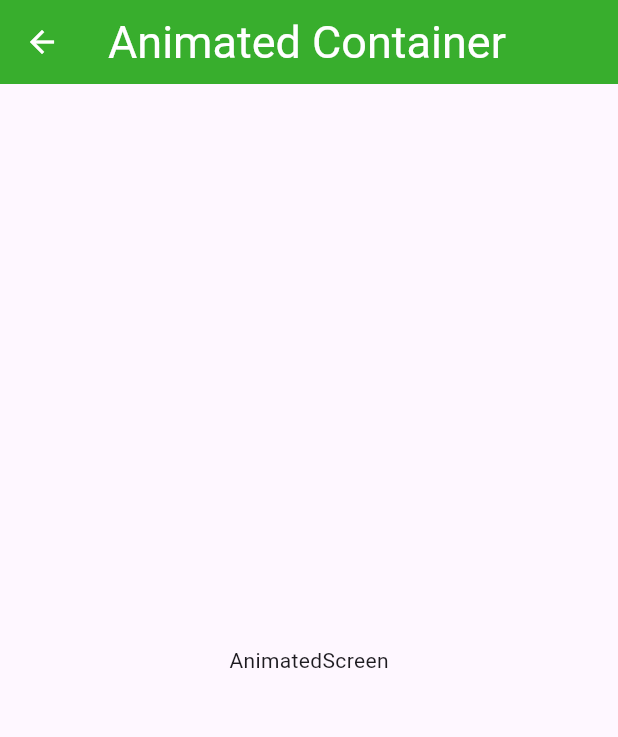
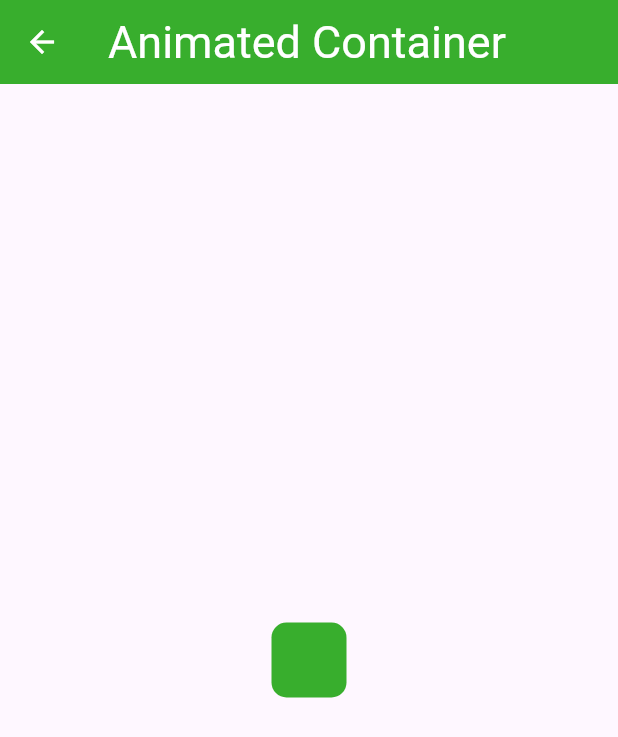
Before and after one commit to oteros2/fl_components, a Flutter app: the AnimatedScreen screen opened by its route, on a phone screen of 412 x 824 dp. Shown: the top 737 px of the screen. Run offline on Flutter 3.47's test engine with Material 3 defaults, Android fonts, the light colour scheme and no system bars; our stand-ins replace google_fonts.

Commit message:
propiedades privadas

```diff
--- a/lib/screens/animated_screen.dart
+++ b/lib/screens/animated_screen.dart
@@ -1,3 +1,4 @@
+import 'package:fl_componentes/theme/app_theme.dart';
 import 'package:flutter/material.dart';
 
 class AnimatedScreen extends StatefulWidget {
@@ -9,14 +10,25 @@ class AnimatedScreen extends StatefulWidget {
 }
 
 class _AnimatedScreenState extends State<AnimatedScreen> {
-  @override
+  double _width = 50;
+  double _height = 50;
+  Color _color = Colors.amber;
+  BorderRadiusGeometry _borderRadius = BorderRadius.circular(10);
+
   Widget build(BuildContext context) {
     return Scaffold(
       appBar: AppBar(
         title: const Text('Animated Container')
       ),
-      body: const Center(
-         child: Text('AnimatedScreen'),
+      body: Center(
+         child: Container(
+          height: _height,
+          width: _width,
+          decoration: BoxDecoration(
+            color: AppTheme.primary,
+            borderRadius: _borderRadius
+          ),
+         ),
       ),
     );
   }
```
